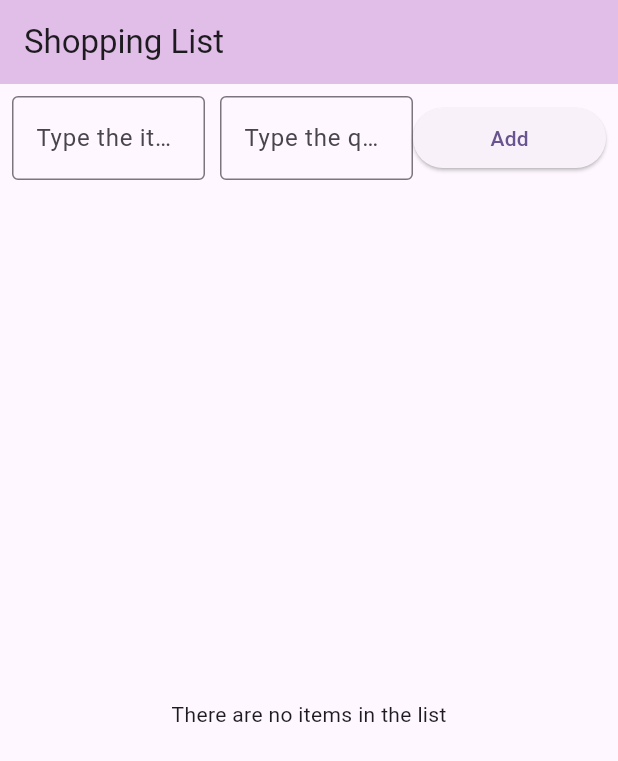
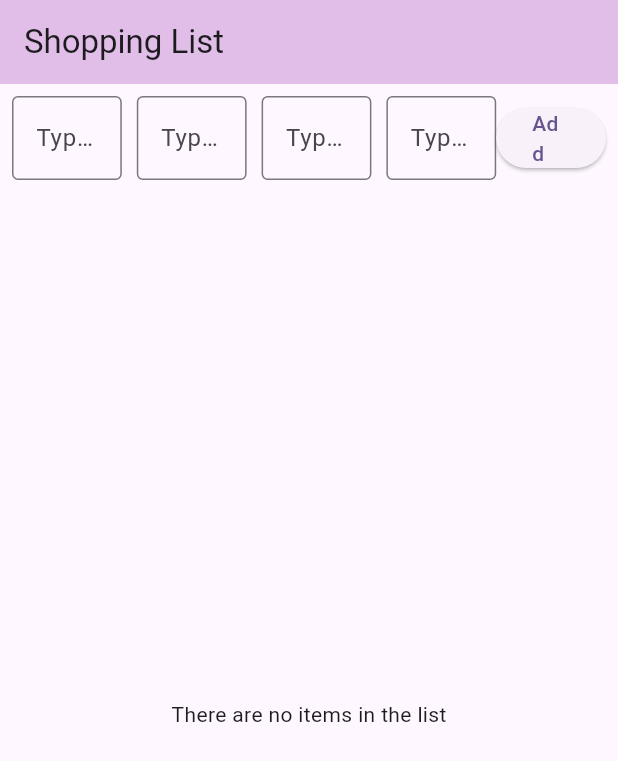
Before and after one commit to Am1nduS74/mobile_gui_project, a Flutter app: the screen it shows after launch, on a phone screen of 412 x 824 dp. Shown: the top 761 px of the screen. Run offline on Flutter 3.47's test engine with Material 3 defaults, Android fonts, the phone set to English and light mode, and no system bars; our stand-ins replace floor, sqflite; accounts and stored records are empty; generated files the repository leaves out were written again.

Commit message:
added customerlist, customerdao and appdatabase

```diff
--- a/lib/customerlistpage.dart
+++ b/lib/customerlistpage.dart
@@ -143,6 +143,28 @@ class _CustomerListPageState extends State<CustomerListPage> {
 
                   ),
                 ),
+                const SizedBox(width: 10),
+                Expanded(
+                  child: TextField(
+                    controller: addressController,
+                    decoration: const InputDecoration(
+                      hintText: 'Type the quantity here',
+                      border: OutlineInputBorder(),
+                    ),
+
+                  ),
+                ),
+                const SizedBox(width: 10),
+                Expanded(
+                  child: TextField(
+                    controller: birthdayController,
+                    decoration: const InputDecoration(
+                      hintText: 'Type the quantity here',
+                      border: OutlineInputBorder(),
+                    ),
+
+                  ),
+                ),
 
                 Expanded (/***/
                   child: ElevatedButton(
@@ -163,7 +185,7 @@ class _CustomerListPageState extends State<CustomerListPage> {
                     final item = _customers[index];
                     return ListTile(
                       title: Text(
-                        '${index + 1}: ${item.firstName}  quantity: ${item.lastName}',
+                        '${index + 1}: firstname ${item.firstName}, lastname: ${item.lastName}, address: ${item.address}, ${item.birthday}',
                         style: const TextStyle(fontSize: 16),
                       ),
                       onLongPress: () => _showDeleteDialog(index),
```
